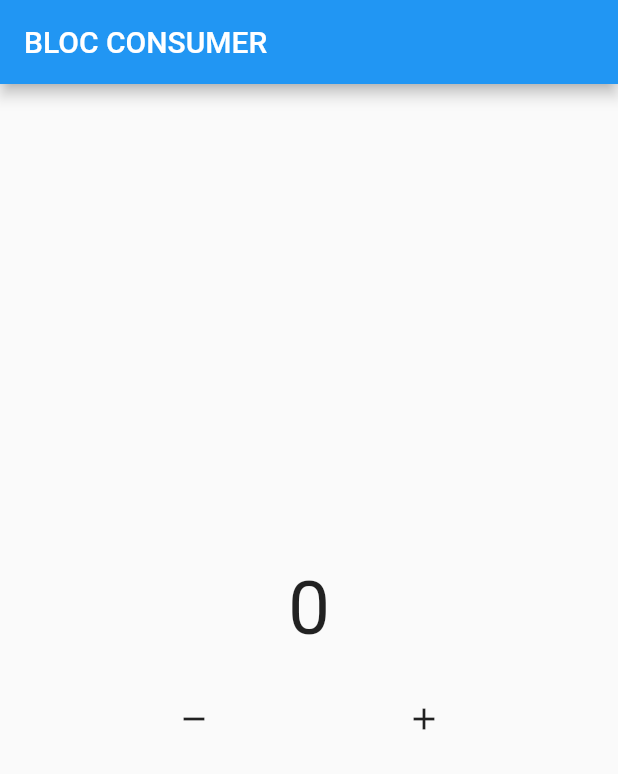
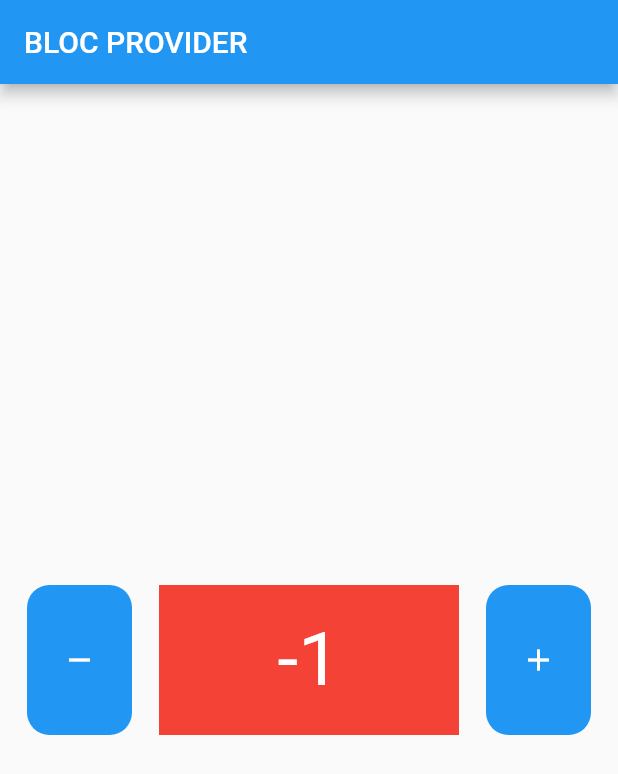
Before and after one commit to irfanzidniofficial/flutter_bloc_state_management, a Flutter app: the screen it shows after launch, after a tap on the "remove" icon, on a phone screen of 412 x 824 dp. Shown: the top 774 px of the screen. Run offline on Flutter 3.47's test engine with Material 2 defaults, Android fonts, the phone set to English and light mode, and no system bars; our stand-ins replace bloc, flutter_bloc.

Commit message:
without bloc provider

```diff
--- /dev/null
+++ b/lib/pages/center_widget.dart
@@ -0,0 +1,34 @@
+
+
+import 'package:flutter/material.dart';
+import 'package:flutter_bloc/flutter_bloc.dart';
+
+import '../bloc/counter.dart';
+
+class CenterWidget extends StatelessWidget {
+  const CenterWidget({
+    Key? key,
+    required this.mycounter,
+  }) : super(key: key);
+
+  // masih data class counter yang sama (via constructor)
+  final Counter mycounter;
+
+  @override
+  Widget build(BuildContext context) {
+    return Center(
+      child: BlocBuilder(
+        bloc: mycounter,
+        builder: (context, state) {
+          return Text(
+            "$state",
+            style: const TextStyle(
+              fontSize: 50,
+              color: Colors.white,
+            ),
+          );
+        },
+      ),
+    );
+  }
+}
--- /dev/null
+++ b/lib/pages/data_widget.dart
@@ -0,0 +1,25 @@
+import 'package:flutter/material.dart';
+import 'package:flutter_bloc_state_management/pages/center_widget.dart';
+
+import '../bloc/counter.dart';
+
+class DataWidget extends StatelessWidget {
+  const DataWidget({
+    Key? key,
+    required this.mycounter,
+  }) : super(key: key);
+
+  // data yang diambil dari constructor
+
+  final Counter mycounter;
+
+  @override
+  Widget build(BuildContext context) {
+    return Container(
+      height: 100,
+      width: 200,
+      color: Colors.red,
+      child: CenterWidget(mycounter: mycounter),
+    );
+  }
+}
--- a/lib/pages/home.dart
+++ b/lib/pages/home.dart
@@ -2,72 +2,71 @@ import 'package:flutter/material.dart';
 import 'package:flutter_bloc/flutter_bloc.dart';
 import 'package:flutter_bloc_state_management/bloc/counter.dart';
 
+import 'data_widget.dart';
+
 class HomePage extends StatelessWidget {
+  // inisial class counter
   HomePage({super.key});
-  Counter mycounter = Counter(init: 0);
+
+  Counter mycounter = Counter();
+
 
   @override
   Widget build(BuildContext context) {
     return Scaffold(
       appBar: AppBar(
-        title: const Text("BLOC CONSUMER"),
+        title: const Text(
+          'BLOC PROVIDER',
+        ),
       ),
       body: Column(
         mainAxisAlignment: MainAxisAlignment.center,
         children: [
-          BlocConsumer<Counter, int>(
-            bloc: mycounter,
-            builder: (context, state) {
-              return Text(
-                "$state",
-                style: const TextStyle(
-                  fontSize: 50,
-                ),
-              );
-            },
-            listener: (context, state) {
-              ScaffoldMessenger.of(context).showSnackBar(
-                const SnackBar(
-                  duration: Duration(seconds: 1),
-                  content: Text("DATA GENAP"),
-                ),
-              );
-            },
-            listenWhen: (previous, current) {
-              if (current % 2 == 0) {
-                return true;
-              } else {
-                return false;
-              }
-            },
-            buildWhen: (previous, current) {
-              if (current >= 10) {
-                return true;
-              } else {
-                return false;
-              }
-            },
-          ),
-          const SizedBox(
-            height: 20,
-          ),
           Row(
             mainAxisAlignment: MainAxisAlignment.spaceEvenly,
             children: [
-              IconButton(
-                onPressed: () {
-                  mycounter.decrement();
-                },
-                icon: const Icon(Icons.remove),
+              // button -
+              Material(
+                color: Colors.blue,
+                borderRadius: BorderRadius.circular(15),
+                child: InkWell(
+                  borderRadius: BorderRadius.circular(15),
+                  onTap: () {
+                    mycounter.decrement();
+                  },
+                  child: const SizedBox(
+                    height: 100,
+                    width: 70,
+                    child: Icon(
+                      Icons.remove,
+                      color: Colors.white,
+                    ),
+                  ),
+                ),
               ),
-              IconButton(
-                onPressed: () {
-                  mycounter.increment();
-                },
-                icon: const Icon(Icons.add),
+              // Widget data counter
+              DataWidget(mycounter: mycounter),
+              // button +
+              Material(
+                color: Colors.blue,
+                borderRadius: BorderRadius.circular(15),
+                child: InkWell(
+                  borderRadius: BorderRadius.circular(15),
+                  onTap: () {
+                    mycounter.increment();
+                  },
+                  child: const SizedBox(
+                    height: 100,
+                    width: 70,
+                    child: Icon(
+                      Icons.add,
+                      color: Colors.white,
+                    ),
+                  ),
+                ),
               ),
             ],
-          )
+          ),
         ],
       ),
     );
```
